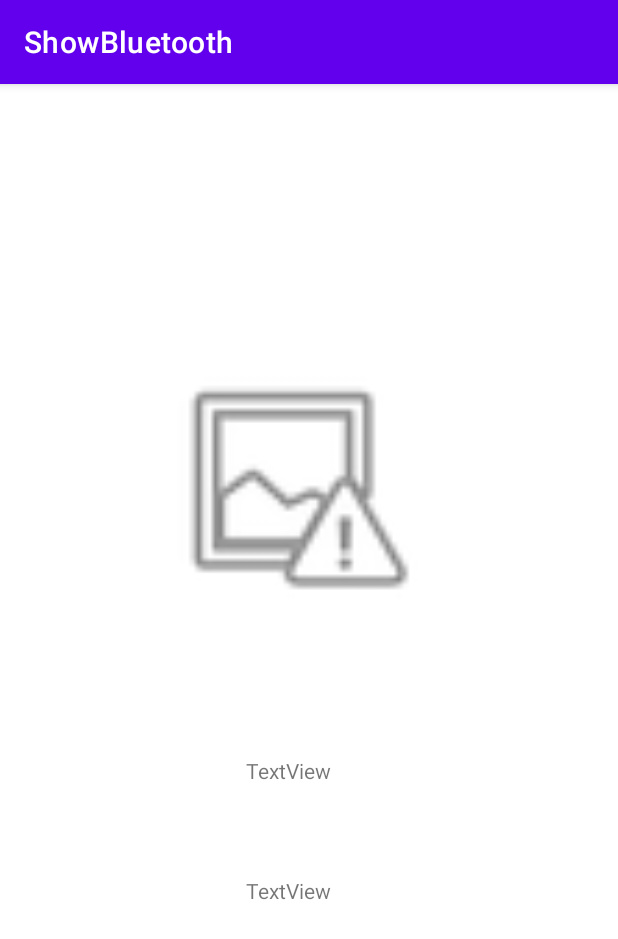
After one commit to GwrApavon/HumanTechnologyProject, an Android app: the ShowBluetooth screen opened directly, with no data from a screen before it, on a phone screen of 412 x 824 dp. The commit adds this screen. Shown: the top 939 px of the screen. Run offline under Robolectric (Android 15) with nearby library versions, the phone set to English and light mode, and no system bars; our stand-ins replace navigation-ui; pictures from the network do not load.

Commit message:
getBoton and setFields created into showBluetooth activity

```diff
--- /dev/null
+++ b/humanTechnologyProject/app/src/main/java/com/example/humantechnologyproject/ShowBluetooth.java
@@ -0,0 +1,66 @@
+package com.example.humantechnologyproject;
+
+import android.net.Uri;
+import android.os.Bundle;
+
+import com.google.android.material.snackbar.Snackbar;
+
+import androidx.appcompat.app.AppCompatActivity;
+
+import android.view.View;
+import android.widget.ImageView;
+import android.widget.TextView;
+
+import androidx.navigation.NavController;
+import androidx.navigation.Navigation;
+import androidx.navigation.ui.AppBarConfiguration;
+import androidx.navigation.ui.NavigationUI;
+
+import com.example.humantechnologyproject.databinding.ActivityShowBluetoothBinding;
+
+import java.util.ArrayList;
+/*
+    Pasos:
+        - Metodo de recuperar un único boton
+        - obtener y poner inf con setFields
+        - mirar reproducir musica
+    Tener en cuenta bluetooth:
+        - Cuando se llame a setFields hay que pasarle como parametro el resultado de getBoton a partir del id que se recibirá por bluetoth
+ */
+public class ShowBluetooth extends AppCompatActivity {
+
+    private AppBarConfiguration appBarConfiguration;
+    private ActivityShowBluetoothBinding binding;
+
+    @Override
+    protected void onCreate(Bundle savedInstanceState) {
+        super.onCreate(savedInstanceState);
+
+        binding = ActivityShowBluetoothBinding.inflate(getLayoutInflater());
+        setContentView(binding.getRoot());
+        setSupportActionBar(binding.toolbar);
+    }
+
+    //volcar los datos de la BD a los campos
+    public void setFields(Datos boton) {
+        ImageView imagen = findViewById(R.id.imagenDB);
+        Uri uriFoto = Uri.parse(boton.getImagen());
+        imagen.setImageURI(uriFoto);
+        /*
+        try {
+            //Crear un imageView a partir de una ruta:
+            File file = new File(datos.get(i).getImagen());
+            Uri uri = Uri.fromFile(file);
+            Bitmap bitmap = MediaStore.Images.Media.getBitmap(this.context.getContentResolver(), uri);
+            imagen.setImageBitmap(getImageView((Bitmap) getResizedBitmap(bitmap, 1024)));
+        }catch(IOException e) {
+            e.printStackTrace();
+        }
+        */
+        TextView titulo = findViewById(R.id.tituloDB);
+        titulo.setText("Título: "+boton.getTitulo());
+
+        TextView color = findViewById(R.id.colorDB);
+        color.setText("Se ha seleccionado el botón "+boton.getColor());
+    }
+}
--- /dev/null
+++ b/humanTechnologyProject/app/src/main/res/layout/activity_show_bluetooth.xml
@@ -0,0 +1,23 @@
+<?xml version="1.0" encoding="utf-8"?>
+<androidx.coordinatorlayout.widget.CoordinatorLayout xmlns:android="http://schemas.android.com/apk/res/android"
+    xmlns:app="http://schemas.android.com/apk/res-auto"
+    xmlns:tools="http://schemas.android.com/tools"
+    android:layout_width="match_parent"
+    android:layout_height="match_parent"
+    tools:context=".ShowBluetooth">
+
+    <com.google.android.material.appbar.AppBarLayout
+        android:layout_width="match_parent"
+        android:layout_height="wrap_content"
+        android:theme="@style/Theme.HumanTechnologyProject.AppBarOverlay">
+
+        <androidx.appcompat.widget.Toolbar
+            android:id="@+id/toolbar"
+            android:layout_width="match_parent"
+            android:layout_height="?attr/actionBarSize"
+            android:background="?attr/colorPrimary"
+            app:popupTheme="@style/Theme.HumanTechnologyProject.PopupOverlay" />
+
+    </com.google.android.material.appbar.AppBarLayout>
+    <include layout="@layout/content_show_bluetooth" />
+</androidx.coordinatorlayout.widget.CoordinatorLayout>
--- /dev/null
+++ b/humanTechnologyProject/app/src/main/res/layout/content_show_bluetooth.xml
@@ -0,0 +1,39 @@
+<?xml version="1.0" encoding="utf-8"?>
+<androidx.constraintlayout.widget.ConstraintLayout xmlns:android="http://schemas.android.com/apk/res/android"
+    xmlns:app="http://schemas.android.com/apk/res-auto"
+    xmlns:tools="http://schemas.android.com/tools"
+    android:layout_width="match_parent"
+    android:layout_height="match_parent"
+    app:layout_behavior="@string/appbar_scrolling_view_behavior">
+
+    <ImageView
+        android:id="@+id/imagenDB"
+        android:layout_width="179dp"
+        android:layout_height="178dp"
+        android:layout_marginStart="104dp"
+        android:layout_marginTop="180dp"
+        android:contentDescription="TODO"
+        app:layout_constraintStart_toStartOf="parent"
+        app:layout_constraintTop_toTopOf="parent"
+        app:srcCompat="@android:drawable/ic_menu_report_image" />
+
+    <TextView
+        android:id="@+id/tituloDB"
+        android:layout_width="wrap_content"
+        android:layout_height="wrap_content"
+        android:layout_marginStart="164dp"
+        android:layout_marginTop="448dp"
+        android:text="@string/titulo"
+        app:layout_constraintStart_toStartOf="parent"
+        app:layout_constraintTop_toTopOf="parent" />
+
+    <TextView
+        android:id="@+id/colorDB"
+        android:layout_width="wrap_content"
+        android:layout_height="wrap_content"
+        android:layout_marginStart="164dp"
+        android:layout_marginTop="528dp"
+        android:text="@string/color"
+        app:layout_constraintStart_toStartOf="parent"
+        app:layout_constraintTop_toTopOf="parent" />
+</androidx.constraintlayout.widget.ConstraintLayout>
--- a/humanTechnologyProject/app/src/main/res/values/strings.xml
+++ b/humanTechnologyProject/app/src/main/res/values/strings.xml
@@ -25,6 +25,9 @@
     <string name="botonAudio">SELECCIÓN DE AUDIO</string>
     <string name="OpcionesAvanzadas">OPCIONES AVANZADAS</string>
     <string name="recuerde">¡Recuerde! Pulse el botón superior derecho para guardar su botón.</string>
+    <string name="title_activity_show_bluetooth">ShowBluetooth</string>
+    <string name="titulo">TextView</string>
+    <string name="color">TextView</string>
 
 
 </resources>
```
Also changed, not shown: humanTechnologyProject/app/src/main/AndroidManifest.xml (+16 -5 lines), humanTechnologyProject/app/src/main/java/com/example/humantechnologyproject/db/DBButtons.java (+24 -0 lines), humanTechnologyProject/app/src/main/res/navigation/nav_graph.xml (added, +28 -0 lines).
